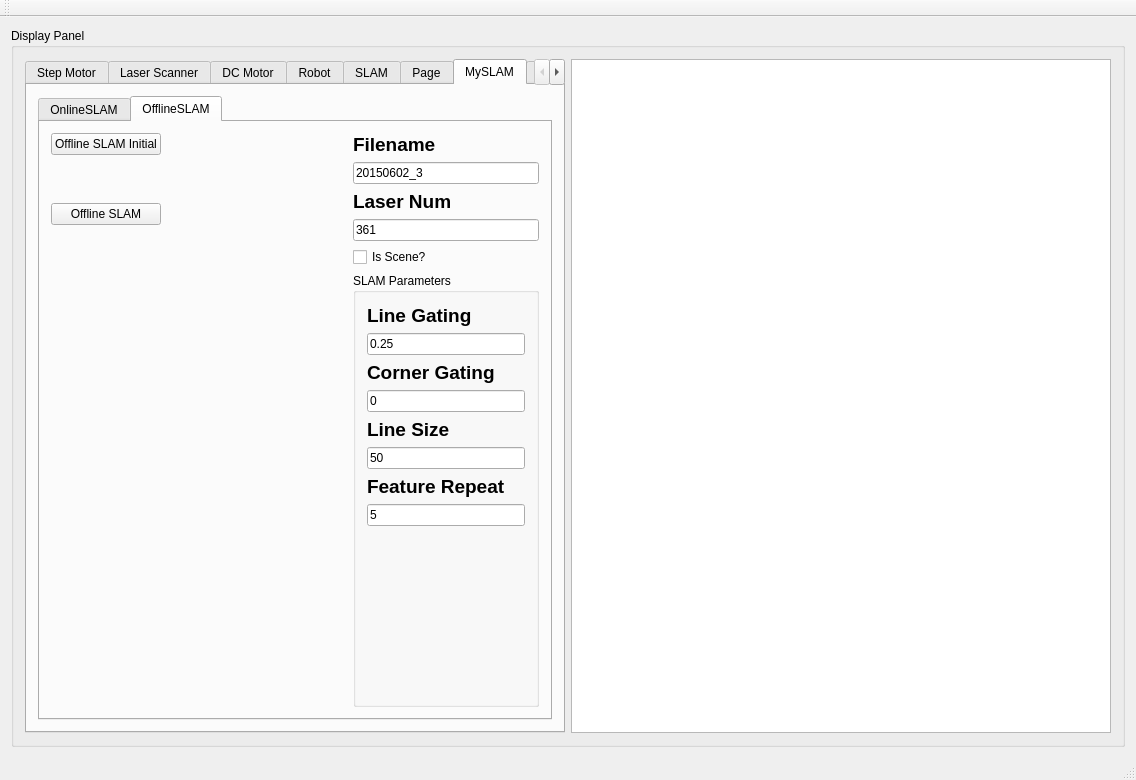
First picture: the form in eic_test.ui, repository bill-lee/EIC_Final, before the edit.
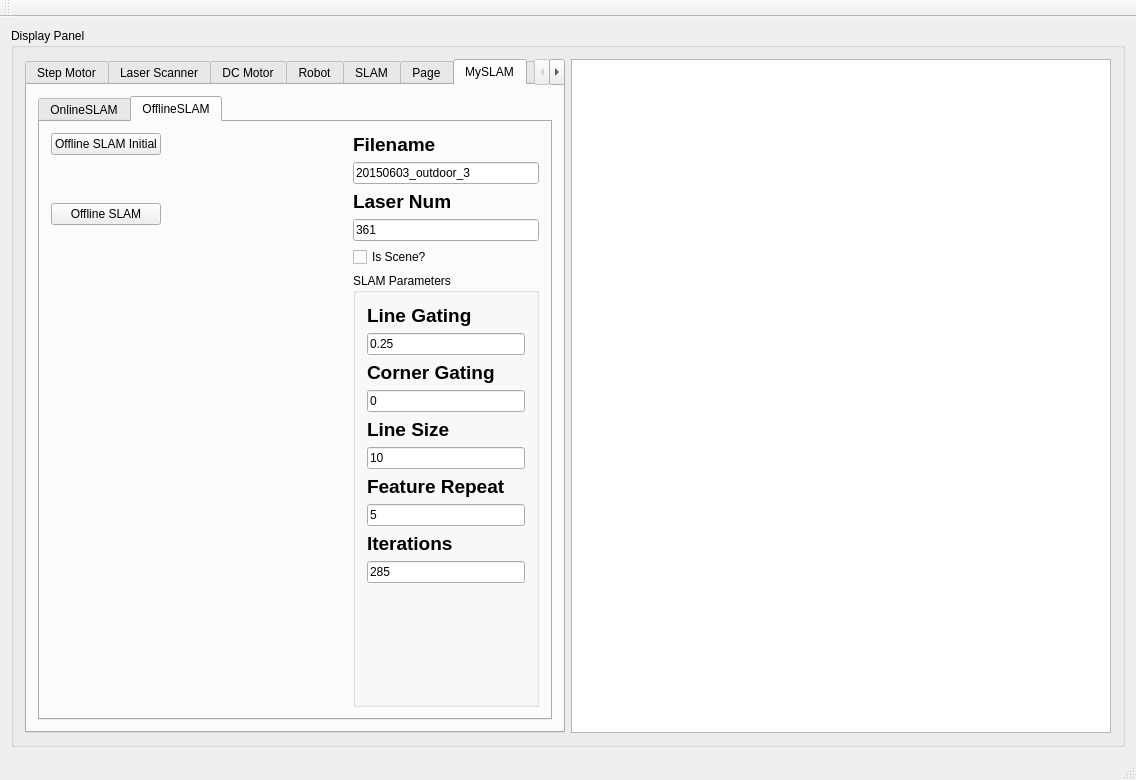
Second picture: the form after the edit. The open tabs and pages were chosen to show the change.

Diff of the .ui file:
```diff
--- a/eic_test.ui
+++ b/eic_test.ui
@@ -2621,7 +2621,7 @@
                <item row="1" column="2">
                 <widget class="QLineEdit" name="lineEdit_slam_offline_filename">
                  <property name="text">
-                  <string>20150602_3</string>
+                  <string>20150603_outdoor_3</string>
                  </property>
                 </widget>
                </item>
@@ -2723,7 +2723,7 @@
                   <item>
                    <widget class="QLineEdit" name="lineEdit_slam_linesize">
                     <property name="text">
-                     <string>50</string>
+                     <string>10</string>
                     </property>
                    </widget>
                   </item>
@@ -2741,6 +2741,20 @@
                     </property>
                    </widget>
                   </item>
+                  <item>
+                   <widget class="QLabel" name="label_17">
+                    <property name="text">
+                     <string>&lt;html&gt;&lt;head/&gt;&lt;body&gt;&lt;p&gt;&lt;span style=&quot; font-size:14pt; font-weight:600;&quot;&gt;Iterations&lt;/span&gt;&lt;/p&gt;&lt;/body&gt;&lt;/html&gt;</string>
+                    </property>
+                   </widget>
+                  </item>
+                  <item>
+                   <widget class="QLineEdit" name="lineEdit_slam_iterations">
+                    <property name="text">
+                     <string>285</string>
+                    </property>
+                   </widget>
+                  </item>
                   <item>
                    <spacer name="verticalSpacer_2">
                     <property name="orientation">
```
Left out of the diff: 4 changed lines with no effect on the pictures.
